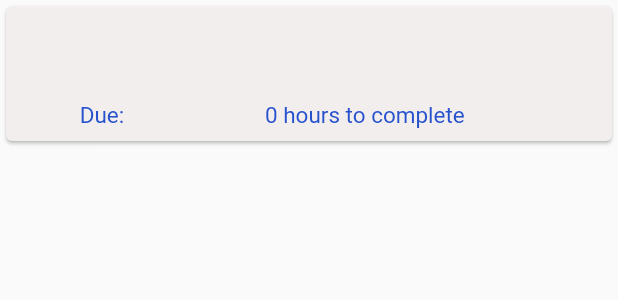
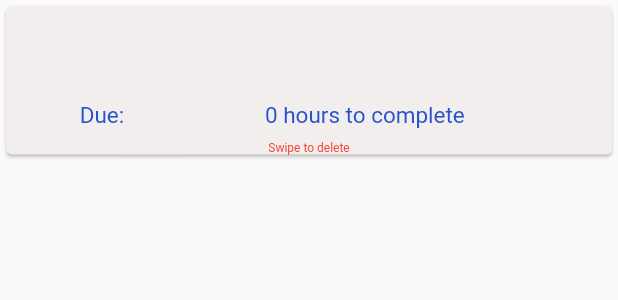
Before and after one commit to kelwishahy/heads-up-prototype, a Flutter app: the TaskCard widget shown alone on an empty page, opened directly with empty values, on a phone screen of 412 x 824 dp. Shown: the top 300 px of the screen. Run offline on Flutter 3.47's test engine with Material 2 defaults, Android fonts, the phone set to English and light mode, and no system bars; our stand-ins replace speech_to_text.

Commit message:
Swipe to delete tasks

```diff
--- a/heads_up_prototype/lib/components/task_card.dart
+++ b/heads_up_prototype/lib/components/task_card.dart
@@ -40,6 +40,10 @@ class TaskCard extends StatelessWidget {
               ],
             ),
           ),
+          const Text(
+            "Swipe to delete",
+            style: TextStyle(fontSize: 8, color: Colors.red),
+          ),
         ],
       ),
     );
```
Also changed, not shown: heads_up_prototype/lib/pages/home_page.dart (+16 -4 lines).
